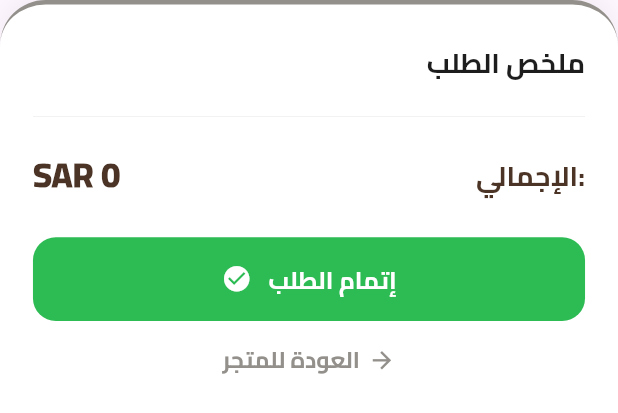
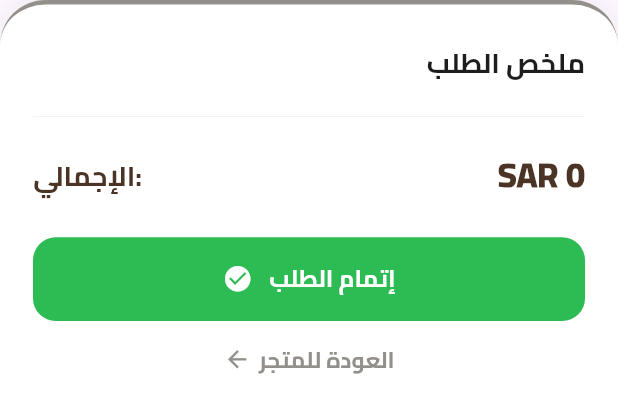
Before and after one commit to HEMASAMIR/insins, a Flutter app: the OrderSummary widget shown alone on an empty page, opened directly with empty values, on a phone screen of 412 x 824 dp. Shown: the top 413 px of the screen. Run offline on Flutter 3.47's test engine with Material 3 defaults, Android fonts, the phone set to English and light mode, and no system bars; our stand-ins replace bloc, cached_network_image, dartz, dio, flutter_animate, flutter_bloc and 7 more; accounts and stored records are empty; network calls fail.

Commit message:
added some edit

```diff
--- a/lib/features/home/presentaion/widget/order_summary.dart
+++ b/lib/features/home/presentaion/widget/order_summary.dart
@@ -35,7 +35,7 @@ class OrderSummary extends StatelessWidget {
       child: Column(
         mainAxisSize: MainAxisSize.min,
         children: [
-          // عنوان ملخص الطلب
+          // ✅ عنوان ملخص الطلب - بقى جهة اليسار
           Align(
             alignment: Alignment.centerRight,
             child: Text(
@@ -53,11 +53,21 @@ class OrderSummary extends StatelessWidget {
           const Divider(thickness: 0.5, color: Color(0xFFEEEEEE)),
           SizedBox(height: 15.h),
 
-          // صف الإجمالي
+          // ✅ صف الإجمالي - عكسنا أماكن النصوص
           Row(
             mainAxisAlignment: MainAxisAlignment.spaceBetween,
             children: [
-              // السعر (يسار)
+              // كلمة الإجمالي (يسار)
+              Text(
+                "الإجمالي:",
+                style: TextStyle(
+                  fontSize: 18.sp,
+                  fontWeight: FontWeight.bold,
+                  fontFamily: 'Cairo',
+                  color: const Color(0xFF4B3425),
+                ),
+              ),
+              // السعر (يمين)
               Text(
                 "SAR ${totalPrice.toStringAsFixed(0)}",
                 style: TextStyle(
@@ -65,16 +75,6 @@ class OrderSummary extends StatelessWidget {
                   fontWeight: FontWeight.w900,
                   color: const Color(0xFF4B3425),
                   fontFamily: 'Cairo',
-                ),
-              ),
-              // كلمة الإجمالي (يمين)
-              Text(
-                "الإجمالي:",
-                style: TextStyle(
-                  fontSize: 18.sp,
-                  fontWeight: FontWeight.bold,
-                  fontFamily: 'Cairo',
-                  color: const Color(0xFF4B3425),
                 ),
               ),
             ],
@@ -98,11 +98,11 @@ class OrderSummary extends StatelessWidget {
               children: [
                 Icon(Icons.check_circle, color: Colors.white, size: 20.sp),
                 SizedBox(width: 10.w),
-                Text(
+                const Text(
                   "إتمام الطلب",
                   style: TextStyle(
                     color: Colors.white,
-                    fontSize: 16.sp,
+                    fontSize: 16,
                     fontWeight: FontWeight.bold,
                     fontFamily: 'Cairo',
                   ),
@@ -113,29 +113,28 @@ class OrderSummary extends StatelessWidget {
 
           SizedBox(height: 15.h),
 
-          // زر العودة للمتجر
+          // زر العودة للمتجر - عكسنا اتجاه السهم كمان
           GestureDetector(
             onTap: onBackToShop,
             child: Row(
               mainAxisAlignment: MainAxisAlignment.center,
               children: [
-                Text(
+                // السهم بقى في الأول عشان الحركة تبان عكس
+                Icon(Icons.arrow_back, color: AppColors.gold, size: 18.sp),
+                SizedBox(width: 5.w),
+                const Text(
                   "العودة للمتجر",
                   style: TextStyle(
                     color: AppColors.gold,
-                    fontSize: 15.sp,
+                    fontSize: 15,
                     fontWeight: FontWeight.bold,
                     fontFamily: 'Cairo',
                   ),
                 ),
-                SizedBox(width: 5.w),
-                Icon(Icons.arrow_forward, color: AppColors.gold, size: 18.sp),
               ],
             ),
           ),
-          SizedBox(
-            height: 60.h,
-          )
+          SizedBox(height: 60.h)
         ],
       ),
     );
```
Also changed, not shown: lib/features/home/presentaion/view/cart_screen.dart (+6 -4 lines).
